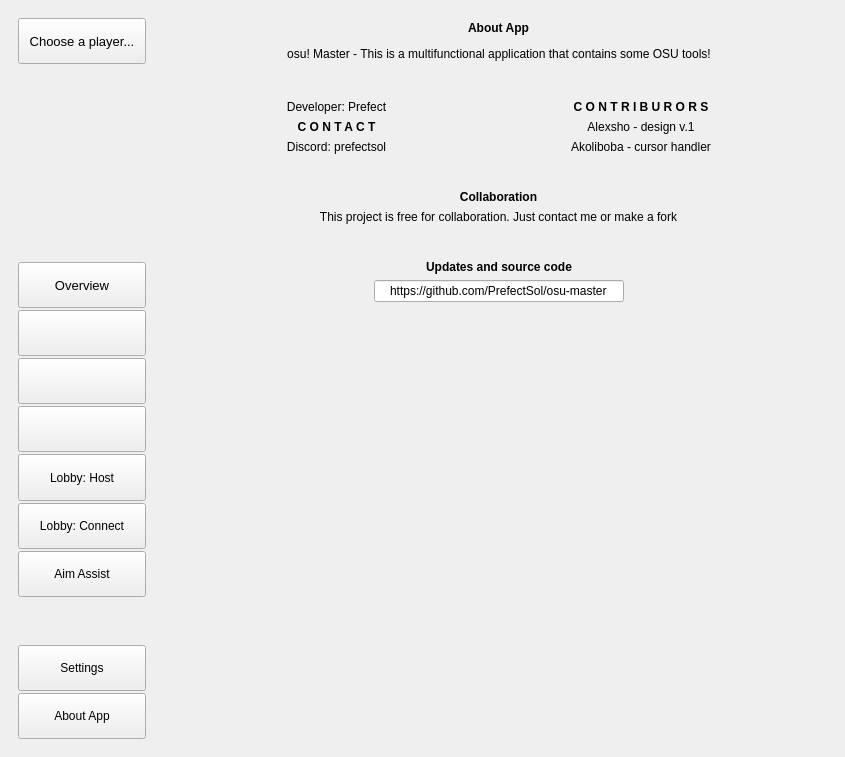
Before: the Qt Designer form osu-master/mainwindow.ui in PrefectSol/osu-master, drawn with Qt 5.
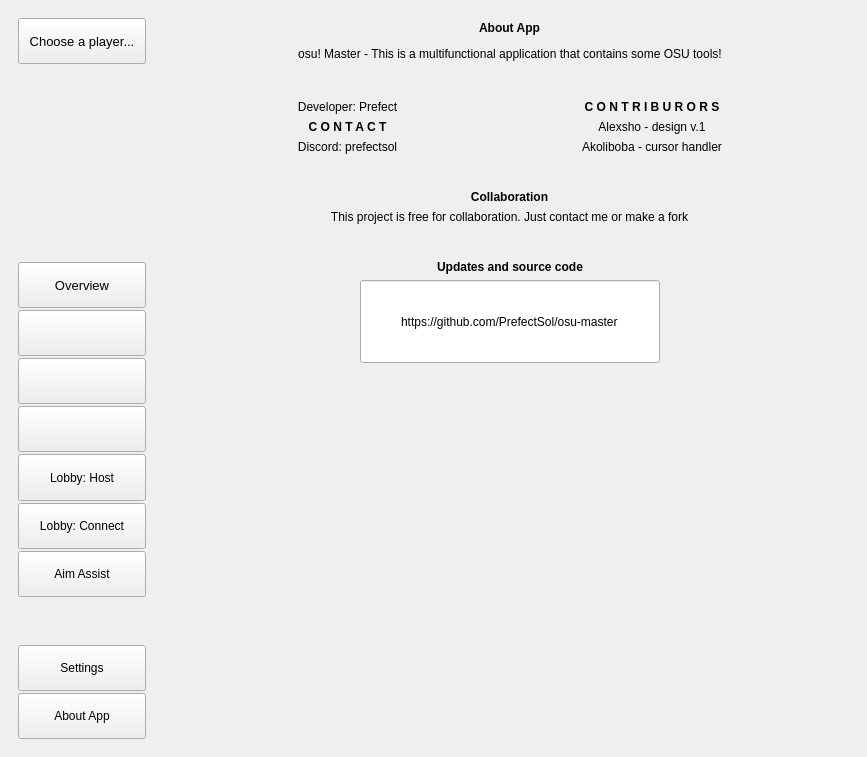
After: the same form once the commit is applied.

The edit to the form file:
```diff
--- a/osu-master/mainwindow.ui
+++ b/osu-master/mainwindow.ui
@@ -6,7 +6,7 @@
    <rect>
     <x>0</x>
     <y>0</y>
-    <width>845</width>
+    <width>867</width>
     <height>757</height>
    </rect>
   </property>
@@ -1744,9 +1744,15 @@
             </item>
             <item>
              <widget class="QLineEdit" name="lineEdit">
+              <property name="sizePolicy">
+               <sizepolicy hsizetype="Expanding" vsizetype="Expanding">
+                <horstretch>0</horstretch>
+                <verstretch>0</verstretch>
+               </sizepolicy>
+              </property>
               <property name="minimumSize">
                <size>
-                <width>250</width>
+                <width>300</width>
                 <height>0</height>
                </size>
               </property>
```
